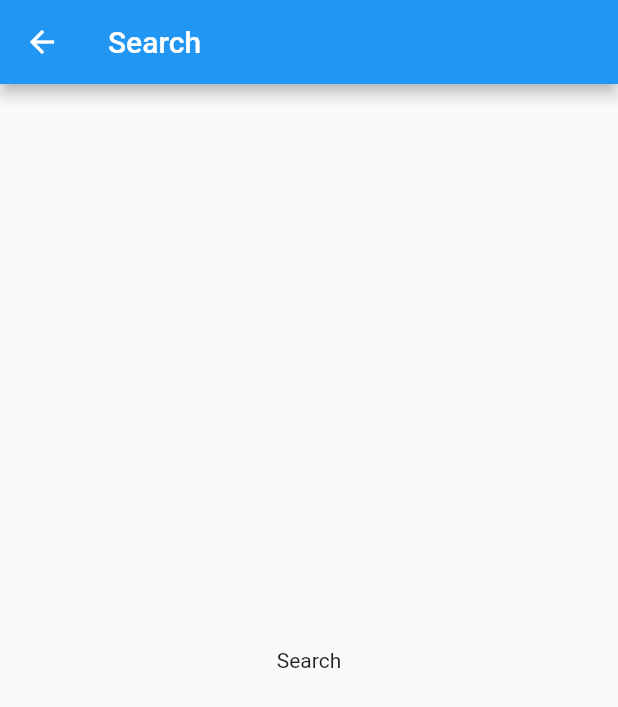
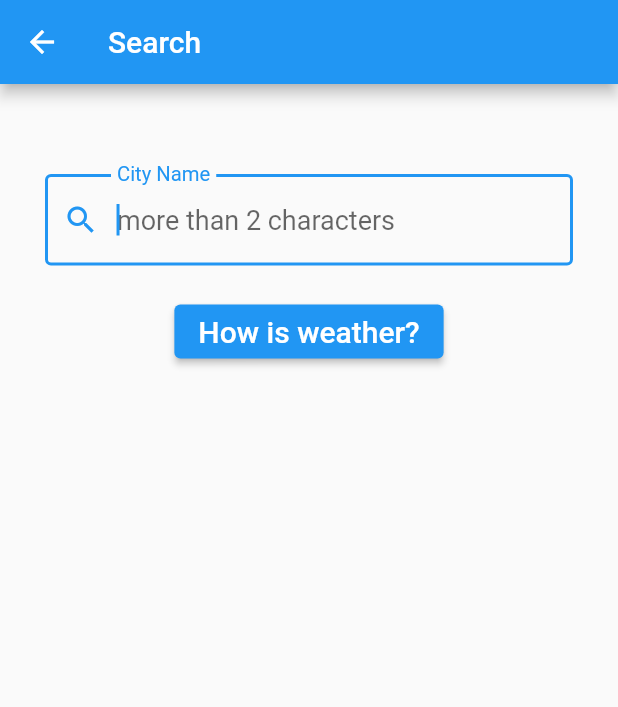
Before and after one commit to AhW00/open_weather_app_bloc, a Flutter app: the SearchPage screen opened directly, on a phone screen of 412 x 824 dp. Shown: the top 707 px of the screen. Run offline on Flutter 3.47's test engine with Material 2 defaults, Android fonts, the phone set to English and light mode, and no system bars; our stand-ins replace bloc, equatable, flutter_bloc, flutter_dotenv.

Commit message:
added search field in search page and fetchweather in homepage

```diff
--- a/lib/pages/home_page.dart
+++ b/lib/pages/home_page.dart
@@ -1,6 +1,7 @@
 import 'package:flutter/material.dart';
 import 'package:open_weather_cubit_stream_subscription/cubits/weather/weather_cubit.dart';
 import 'package:flutter_bloc/flutter_bloc.dart';
+import 'search_page.dart';
 
 class HomePage extends StatefulWidget {
   const HomePage({Key? key}) : super(key: key);
@@ -10,20 +11,27 @@ class HomePage extends StatefulWidget {
 }
 
 class _HomePageState extends State<HomePage> {
-  @override
-  void initState() {
-    _fetchWeather();
-    super.initState();
-  }
-
-  void _fetchWeather() {
-    context.read<WeatherCubit>().fetchWeather('london');
-  }
-
+  String? _city;
   @override
   Widget build(BuildContext context) {
     return Scaffold(
-      appBar: AppBar(title: Text('Weather')),
+      appBar: AppBar(
+        title: Text('Weather'),
+        actions: [
+          IconButton(
+              onPressed: () async {
+                _city = await Navigator.push(
+                  context,
+                  MaterialPageRoute(builder: (context) => SearchPage()),
+                );
+                print('city: $_city');
+                if (_city != null) {
+                  context.read<WeatherCubit>().fetchWeather(_city!);
+                }
+              },
+              icon: Icon(Icons.search))
+        ],
+      ),
       body: Center(
         child: Text('Home'),
       ),
--- a/lib/pages/search_page.dart
+++ b/lib/pages/search_page.dart
@@ -8,12 +8,63 @@ class SearchPage extends StatefulWidget {
 }
 
 class _SearchPageState extends State<SearchPage> {
+  final GlobalKey<FormState> _formKey = GlobalKey<FormState>();
+  String? _city;
+  AutovalidateMode autovalidateMode = AutovalidateMode.disabled;
+
+  void _submit() {
+    setState(() {
+      autovalidateMode = AutovalidateMode.always;
+    });
+
+    final form = _formKey.currentState;
+    if (form != null && form.validate()) {
+      form.save();
+      Navigator.pop(context, _city!.trim());
+    }
+  }
+
   @override
   Widget build(BuildContext context) {
     return Scaffold(
       appBar: AppBar(title: Text('Search')),
-      body: Center(
-        child: Text('Search'),
+      body: Form(
+        key: _formKey,
+        autovalidateMode: autovalidateMode,
+        child: Column(
+          children: [
+            const SizedBox(height: 60.0),
+            Padding(
+              padding: const EdgeInsets.symmetric(horizontal: 30),
+              child: TextFormField(
+                autofocus: true,
+                style: const TextStyle(fontSize: 18.0),
+                decoration: const InputDecoration(
+                  labelText: 'City Name',
+                  hintText: 'more than 2 characters',
+                  prefixIcon: Icon(Icons.search),
+                  border: OutlineInputBorder(),
+                ),
+                validator: (String? input) {
+                  if (input == null || input.trim().length < 2) {
+                    return 'City name must be atleast 2 characters long';
+                  }
+                  return null;
+                },
+                onSaved: (String? input) {
+                  _city = input;
+                },
+              ),
+            ),
+            const SizedBox(height: 20.0),
+            ElevatedButton(
+                onPressed: _submit,
+                child: const Text(
+                  'How is weather?',
+                  style: TextStyle(fontSize: 20.0),
+                ))
+          ],
+        ),
       ),
     );
   }
```
